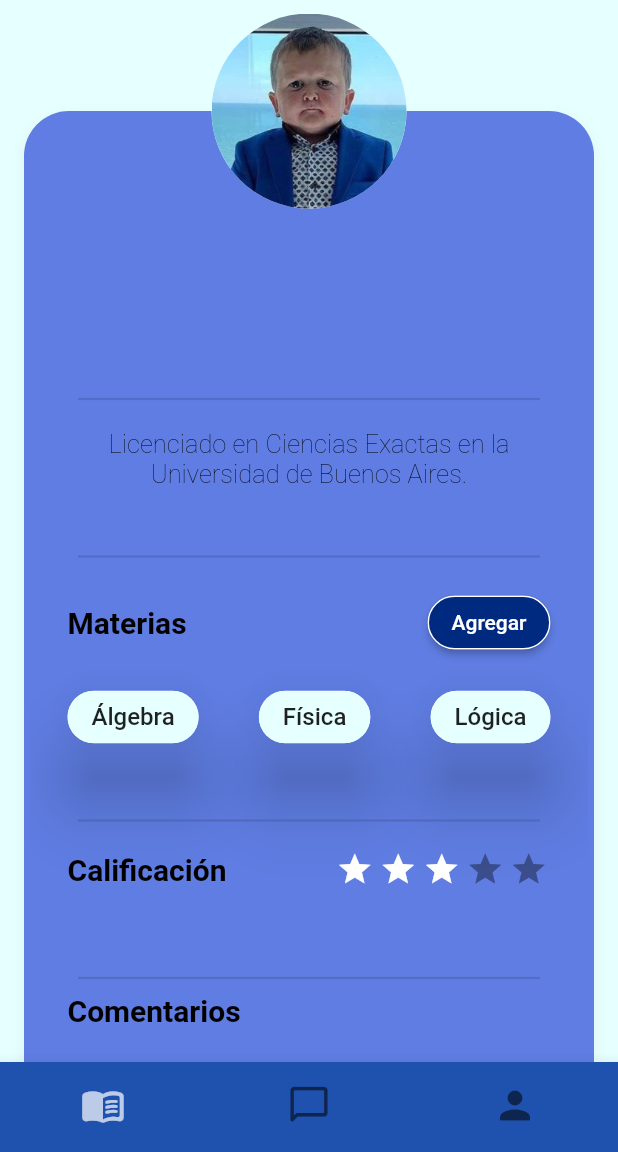
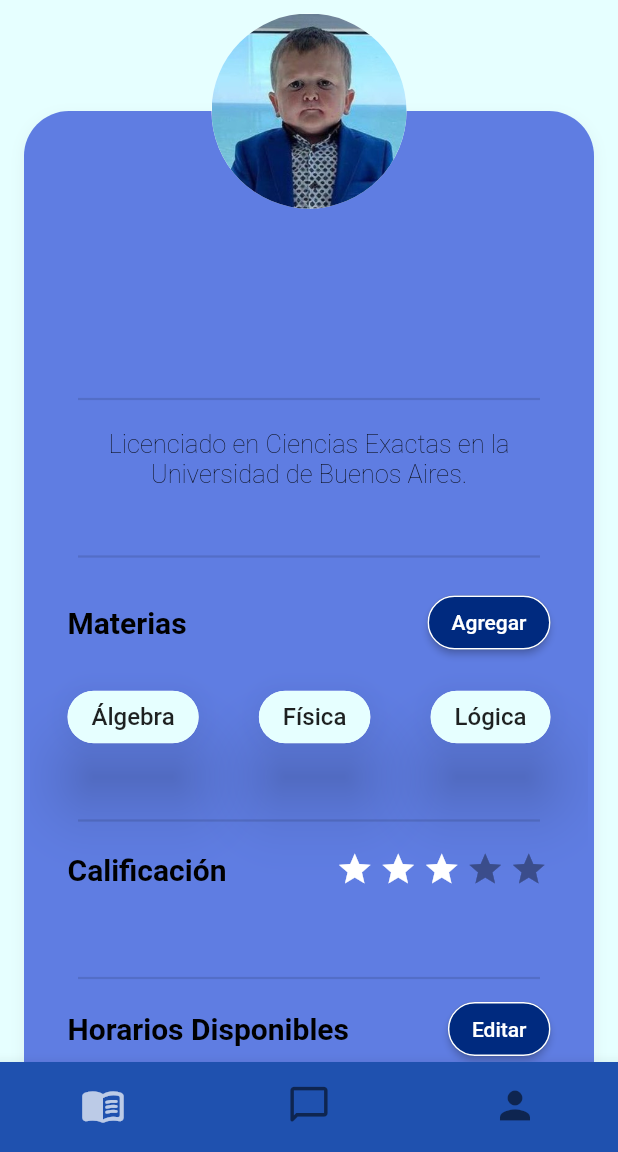
Before and after one commit to daviditco4/teachme-app, a Flutter app: the TeacherProfilePage screen opened by its route, on a phone screen of 412 x 824 dp, the part 84-1236 px from its top. Run offline on Flutter 3.47's test engine with Material 2 defaults, Android fonts, the phone set to English and light mode, and no system bars; drawn by our look-alikes of flutter_rating_bar; our stand-ins replace cloud_firestore, firebase_auth, firebase_core, firebase_storage, font_awesome_flutter, image_picker; accounts and stored records are empty.

Commit message:
Primera implementacion de los horarios.
Se agregaron los campos "availableFrom" y "availableUpTo" como campos de un profesor en su creacion. Por ahora, estan hardcodeados de 00:00 a 23:00 respectivamente y tocando el boton "editar" en el perfil del profesor, se cambian de 12:00 a 16:00

```diff
--- a/lib/helpers/teachers_keys.dart
+++ b/lib/helpers/teachers_keys.dart
@@ -5,5 +5,7 @@ class TeachersKeys {
   static const uid = 'uid';
   static const rating = 'rating';
   static const subjects = 'subjects';
+  static const availableFrom = 'availableFrom';
+  static const availableUpTo = 'availableUpTo';
   static const collectionName = 'teachers';
 }
--- a/lib/main.dart
+++ b/lib/main.dart
@@ -8,7 +8,6 @@ import 'package:teachme_app/pages/auth_page.dart';
 import 'package:teachme_app/pages/messages/chat_page.dart';
 import 'package:teachme_app/pages/student_profile_page.dart';
 import 'package:teachme_app/pages/splash_page.dart';
-import 'package:provider/provider.dart';
 import 'package:teachme_app/pages/teacher_profile_page.dart';
 
 import 'pages/loading_page.dart';
@@ -20,7 +19,8 @@ const chatTopic = 'public';
 enum ProfileType { student, teacher, missing }
 
 // var userProfileType = ProfileType.missing;
-ValueNotifier<ProfileType> userProfileType = ValueNotifier<ProfileType>(ProfileType.missing);
+ValueNotifier<ProfileType> userProfileType =
+    ValueNotifier<ProfileType>(ProfileType.missing);
 
 void main() async {
   WidgetsFlutterBinding.ensureInitialized();
--- a/lib/pages/teacher_profile_page.dart
+++ b/lib/pages/teacher_profile_page.dart
@@ -1,7 +1,9 @@
+import 'package:cloud_firestore/cloud_firestore.dart';
 import 'package:firebase_auth/firebase_auth.dart';
 import 'package:flutter/material.dart';
 import 'package:flutter_rating_bar/flutter_rating_bar.dart';
 import 'package:teachme_app/constants/theme.dart';
+import 'package:teachme_app/helpers/teachers_keys.dart';
 import 'package:teachme_app/pages/notifications_page.dart';
 import 'package:teachme_app/pages/settings_page.dart';
 import 'package:teachme_app/widgets/addSubject.dart';
@@ -16,7 +18,6 @@ class TeacherProfilePage extends StatefulWidget {
 }
 
 class _TeacherProfilePage extends State<TeacherProfilePage> {
-
   FirebaseAuth firebaseAuth = FirebaseAuth.instance;
 
   @override
@@ -143,73 +144,99 @@ class _TeacherProfilePage extends State<TeacherProfilePage> {
                                                 endIndent: 32.0,
                                               ),
                                               Padding(
-                                                padding: const  EdgeInsets.only(right: 25.0, left: 25.0),
+                                                padding: const EdgeInsets.only(
+                                                    right: 25.0, left: 25.0),
                                                 child: Row(
-                                                  mainAxisAlignment: MainAxisAlignment.spaceBetween,
+                                                  mainAxisAlignment:
+                                                      MainAxisAlignment
+                                                          .spaceBetween,
                                                   children: <Widget>[
-                                                    const Text("Materias",
+                                                    const Text(
+                                                      "Materias",
                                                       style: TextStyle(
-                                                          fontWeight: FontWeight.bold,
+                                                          fontWeight:
+                                                              FontWeight.bold,
                                                           fontSize: 20.0,
-                                                          color: MyColors.black),
+                                                          color:
+                                                              MyColors.black),
                                                     ),
                                                     ElevatedButton(
-                                                      onPressed: () => addSubject(context),
-                                                      child: const Text('Agregar'),
+                                                      onPressed: () =>
+                                                          addSubject(context),
+                                                      child:
+                                                          const Text('Agregar'),
                                                       style: ButtonStyle(
                                                           backgroundColor:
-                                                          MaterialStateProperty.all(MyColors.buttonCardClass),
-                                                          shape: MaterialStateProperty
-                                                              .all<RoundedRectangleBorder>(RoundedRectangleBorder(
-                                                              borderRadius: BorderRadius.circular(18),
-                                                              side: const BorderSide(color: Colors.white)))
-                                                      ),
+                                                              MaterialStateProperty
+                                                                  .all(MyColors
+                                                                      .buttonCardClass),
+                                                          shape: MaterialStateProperty.all<
+                                                                  RoundedRectangleBorder>(
+                                                              RoundedRectangleBorder(
+                                                                  borderRadius:
+                                                                      BorderRadius.circular(
+                                                                          18),
+                                                                  side: const BorderSide(
+                                                                      color: Colors
+                                                                          .white)))),
                                                     ),
                                                   ],
                                                 ),
                                               ),
                                               Padding(
                                                 padding: const EdgeInsets.only(
-                                                    right: 25.0, left: 25.0, top: 15.0),
+                                                    right: 25.0,
+                                                    left: 25.0,
+                                                    top: 15.0),
                                                 child: Row(
-                                                  mainAxisAlignment: MainAxisAlignment.spaceBetween,
-                                                 children:const <Widget>[
-
+                                                  mainAxisAlignment:
+                                                      MainAxisAlignment
+                                                          .spaceBetween,
+                                                  children: const <Widget>[
                                                     Chip(
                                                       elevation: 20,
-                                                      padding: EdgeInsets.all(8),
-                                                      backgroundColor: MyColors.background,
+                                                      padding:
+                                                          EdgeInsets.all(8),
+                                                      backgroundColor:
+                                                          MyColors.background,
                                                       shadowColor: Colors.black,
                                                       label: Text(
                                                         'Álgebra',
-                                                        style: TextStyle(fontSize: 16),
+                                                        style: TextStyle(
+                                                            fontSize: 16),
                                                       ), //Text
                                                     ),
                                                     Chip(
                                                       elevation: 20,
-                                                      padding: EdgeInsets.all(8),
-                                                      backgroundColor: MyColors.background,
+                                                      padding:
+                                                          EdgeInsets.all(8),
+                                                      backgroundColor:
+                                                          MyColors.background,
                                                       shadowColor: Colors.black,
                                                       label: Text(
                                                         'Física',
-                                                        style: TextStyle(fontSize: 16),
+                                                        style: TextStyle(
+                                                            fontSize: 16),
                                                       ), //Text
                                                     ), //C
                                                     Chip(
                                                       elevation: 20,
-                                                      padding: EdgeInsets.all(8),
-                                                      backgroundColor: MyColors.background,
+                                                      padding:
+                                                          EdgeInsets.all(8),
+                                                      backgroundColor:
+                                                          MyColors.background,
                                                       shadowColor: Colors.black,
                                                       label: Text(
                                                         'Lógica',
-                                                        style: TextStyle(fontSize: 16),
+                                                        style: TextStyle(
+                                                            fontSize: 16),
                                                       ), //Text
                                                     ),
-                                                   //C //Chip
+                                                    //C //Chip
                                                   ],
                                                 ),
                                               ),
-                                               const SizedBox(height: 25.0),
+                                              const SizedBox(height: 25.0),
                                               const Divider(
                                                 height: 40.0,
                                                 thickness: 1.5,
@@ -272,9 +299,9 @@ class _TeacherProfilePage extends State<TeacherProfilePage> {
                                                   mainAxisAlignment:
                                                       MainAxisAlignment
                                                           .spaceBetween,
-                                                  children: const [
-                                                    Text(
-                                                      "Comentarios",
+                                                  children: <Widget>[
+                                                    const Text(
+                                                      "Horarios Disponibles",
                                                       style: TextStyle(
                                                           fontWeight:
                                                               FontWeight.bold,
@@ -282,9 +309,35 @@ class _TeacherProfilePage extends State<TeacherProfilePage> {
                                                           color:
                                                               MyColors.black),
                                                     ),
+                                                    ElevatedButton(
+                                                      child:
+                                                          const Text('Editar'),
+                                                      style: ButtonStyle(
+                                                          backgroundColor:
+                                                              MaterialStateProperty
+                                                                  .all(MyColors
+                                                                      .buttonCardClass),
+                                                          shape: MaterialStateProperty.all<
+                                                                  RoundedRectangleBorder>(
+                                                              RoundedRectangleBorder(
+                                                                  borderRadius:
+                                                                      BorderRadius.circular(
+                                                                          18),
+                                                                  side: const BorderSide(
+                                                                      color: Colors
+                                                                          .white)))),
+                                                      onPressed: () =>
+                                                          _setAvailableHours(
+                                                              "12:00", "16:00"),
+                                                    )
                                                   ],
                                                 ),
                                               ),
+                                              Text(_getAvailableHours(),
+                                                  style: const TextStyle(
+                                                      fontSize: 18.0,
+                                                      color: MyColors.black),
+                                                  textAlign: TextAlign.left),
                                               const SizedBox(
                                                 height: 200,
                                                 // child: GridView.count(),
@@ -331,11 +384,32 @@ class _TeacherProfilePage extends State<TeacherProfilePage> {
     }
   }
 
-  void addSubject(BuildContext context) async {
-    showDialog<bool>(
-        context: context,
-        builder: (context) => AddSubject()
-    );
+  String _getAvailableHours() {
+    String out;
+
+    /* Obtengo Horario de Firebase */
+    out = "00:00" + " a " + "23:00";
+
+    return out;
   }
 
+  void _setAvailableHours(String from, String to) async {
+    try {
+      final user = firebaseAuth.currentUser!;
+      await FirebaseFirestore.instance
+          .collection(TeachersKeys.collectionName)
+          .doc(user.uid)
+          .update({
+        TeachersKeys.availableFrom: from,
+        TeachersKeys.availableUpTo: to
+      });
+    } on Exception catch (e) {
+      /* print("MALARDOOOO"); */
+      print(e);
+    }
+  }
+
+  void addSubject(BuildContext context) async {
+    showDialog<bool>(context: context, builder: (context) => AddSubject());
+  }
 }
```
Also changed, not shown: lib/widgets/auth/auth_form.dart (+7 -2 lines).
